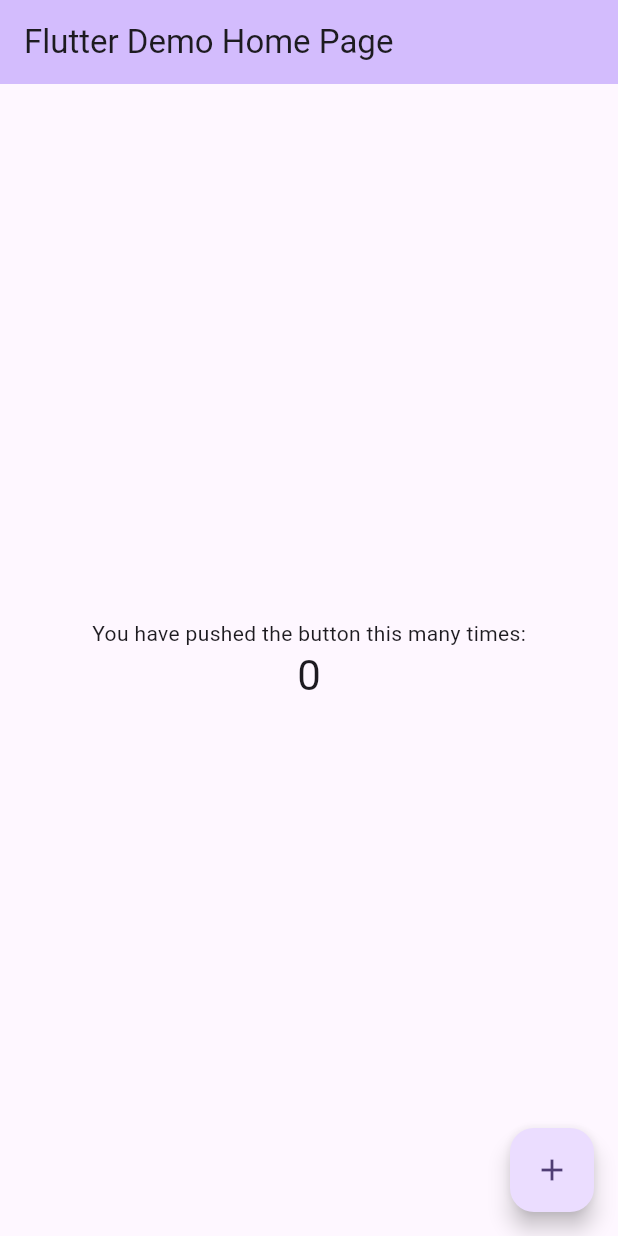
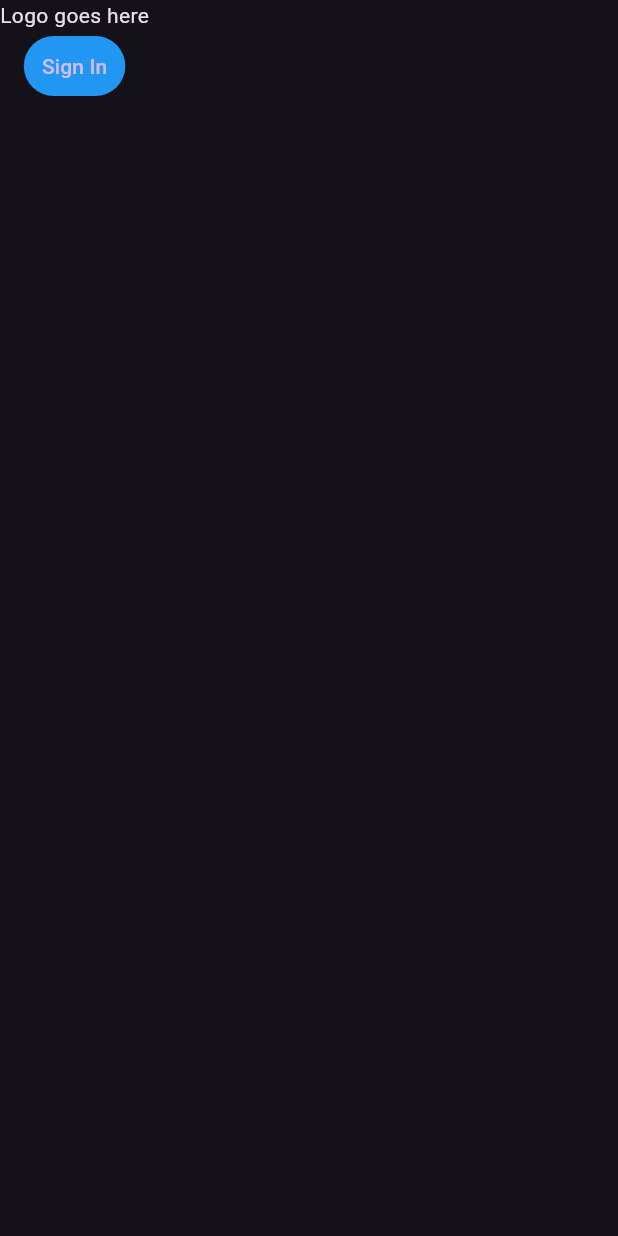
Before and after one commit to jjiunnbeh/Mobile_Chat_App, a Flutter app: the screen it shows after launch, on a phone screen of 412 x 824 dp. Run offline on Flutter 3.47's test engine with Material 3 defaults, Android fonts, the phone set to English and light mode, and no system bars.

Commit message:
initial setup

```diff
--- a/lib/main.dart
+++ b/lib/main.dart
@@ -1,125 +1,31 @@
 import 'package:flutter/material.dart';
 
 void main() {
-  runApp(const MyApp());
+  runApp(ChatApp());
 }
 
-class MyApp extends StatelessWidget {
-  const MyApp({super.key});
+class ChatApp extends StatelessWidget {
+  const ChatApp({super.key});
 
-  // This widget is the root of your application.
   @override
   Widget build(BuildContext context) {
     return MaterialApp(
-      title: 'Flutter Demo',
-      theme: ThemeData(
-        // This is the theme of your application.
-        //
-        // TRY THIS: Try running your application with "flutter run". You'll see
-        // the application has a purple toolbar. Then, without quitting the app,
-        // try changing the seedColor in the colorScheme below to Colors.green
-        // and then invoke "hot reload" (save your changes or press the "hot
-        // reload" button in a Flutter-supported IDE, or press "r" if you used
-        // the command line to start the app).
-        //
-        // Notice that the counter didn't reset back to zero; the application
-        // state is not lost during the reload. To reset the state, use hot
-        // restart instead.
-        //
-        // This works for code too, not just values: Most code changes can be
-        // tested with just a hot reload.
-        colorScheme: ColorScheme.fromSeed(seedColor: Colors.deepPurple),
-        useMaterial3: true,
+      theme: ThemeData.dark(),
+      home: Scaffold(
+        body: SafeArea(
+          child: Column(
+            children: [
+              const Text('Logo goes here'),
+              TextButton(
+                onPressed: () {},
+                style: TextButton.styleFrom(backgroundColor: Colors.blue),
+                child: const Text('Sign In'),
+
+              ),
+            ],
+          ),
+        ),
       ),
-      home: const MyHomePage(title: 'Flutter Demo Home Page'),
     );
   }
 }
-
-class MyHomePage extends StatefulWidget {
-  const MyHomePage({super.key, required this.title});
-
-  // This widget is the home page of your application. It is stateful, meaning
-  // that it has a State object (defined below) that contains fields that affect
-  // how it looks.
-
-  // This class is the configuration for the state. It holds the values (in this
-  // case the title) provided by the parent (in this case the App widget) and
-  // used by the build method of the State. Fields in a Widget subclass are
-  // always marked "final".
-
-  final String title;
-
-  @override
-  State<MyHomePage> createState() => _MyHomePageState();
-}
-
-class _MyHomePageState extends State<MyHomePage> {
-  int _counter = 0;
-
-  void _incrementCounter() {
-    setState(() {
-      // This call to setState tells the Flutter framework that something has
-      // changed in this State, which causes it to rerun the build method below
-      // so that the display can reflect the updated values. If we changed
-      // _counter without calling setState(), then the build method would not be
-      // called again, and so nothing would appear to happen.
-      _counter++;
-    });
-  }
-
-  @override
-  Widget build(BuildContext context) {
-    // This method is rerun every time setState is called, for instance as done
-    // by the _incrementCounter method above.
-    //
-    // The Flutter framework has been optimized to make rerunning build methods
-    // fast, so that you can just rebuild anything that needs updating rather
-    // than having to individually change instances of widgets.
-    return Scaffold(
-      appBar: AppBar(
-        // TRY THIS: Try changing the color here to a specific color (to
-        // Colors.amber, perhaps?) and trigger a hot reload to see the AppBar
-        // change color while the other colors stay the same.
-        backgroundColor: Theme.of(context).colorScheme.inversePrimary,
-        // Here we take the value from the MyHomePage object that was created by
-        // the App.build method, and use it to set our appbar title.
-        title: Text(widget.title),
-      ),
-      body: Center(
-        // Center is a layout widget. It takes a single child and positions it
-        // in the middle of the parent.
-        child: Column(
-          // Column is also a layout widget. It takes a list of children and
-          // arranges them vertically. By default, it sizes itself to fit its
-          // children horizontally, and tries to be as tall as its parent.
-          //
-          // Column has various properties to control how it sizes itself and
-          // how it positions its children. Here we use mainAxisAlignment to
-          // center the children vertically; the main axis here is the vertical
-          // axis because Columns are vertical (the cross axis would be
-          // horizontal).
-          //
-          // TRY THIS: Invoke "debug painting" (choose the "Toggle Debug Paint"
-          // action in the IDE, or press "p" in the console), to see the
-          // wireframe for each widget.
-          mainAxisAlignment: MainAxisAlignment.center,
-          children: <Widget>[
-            const Text(
-              'You have pushed the button this many times:',
-            ),
-            Text(
-              '$_counter',
-              style: Theme.of(context).textTheme.headlineMedium,
-            ),
-          ],
-        ),
-      ),
-      floatingActionButton: FloatingActionButton(
-        onPressed: _incrementCounter,
-        tooltip: 'Increment',
-        child: const Icon(Icons.add),
-      ), // This trailing comma makes auto-formatting nicer for build methods.
-    );
-  }
-}
```
